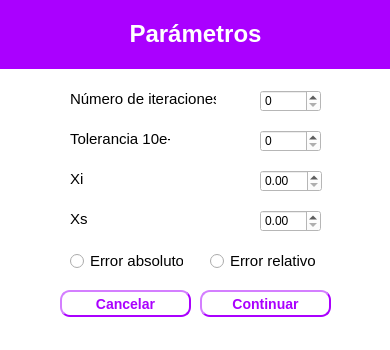
Above: UI/biseccion.ui from dhoyoso/AnalisisNumerico before the change. Below: the same form after it.
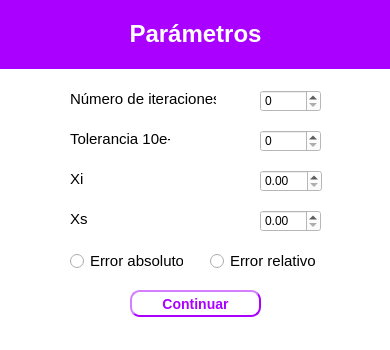
That is the form after the change.

Patch:
```diff
--- a/UI/biseccion.ui
+++ b/UI/biseccion.ui
@@ -79,7 +79,7 @@
   <widget class="QPushButton" name="continuar">
    <property name="geometry">
     <rect>
-     <x>200</x>
+     <x>130</x>
      <y>290</y>
      <width>131</width>
      <height>27</height>
@@ -116,37 +116,6 @@
     </rect>
    </property>
   </widget>
-  <widget class="QPushButton" name="pushButton_3">
-   <property name="geometry">
-    <rect>
-     <x>60</x>
-     <y>290</y>
-     <width>131</width>
-     <height>27</height>
-    </rect>
-   </property>
-   <property name="font">
-    <font>
-     <pointsize>-1</pointsize>
-     <weight>75</weight>
-     <italic>false</italic>
-     <bold>true</bold>
-    </font>
-   </property>
-   <property name="styleSheet">
-    <string notr="true">color: rgb(170, 0, 255);
-	border-width: 2px;
-    border-style: outset;
-    border-radius: 10px;
-    border-color:rgb(170, 0, 255);
-    font: bold 14px;
- 
-    padding: 6px;</string>
-   </property>
-   <property name="text">
-    <string>Cancelar</string>
-   </property>
-  </widget>
   <widget class="QLabel" name="label_5">
    <property name="geometry">
     <rect>
```
